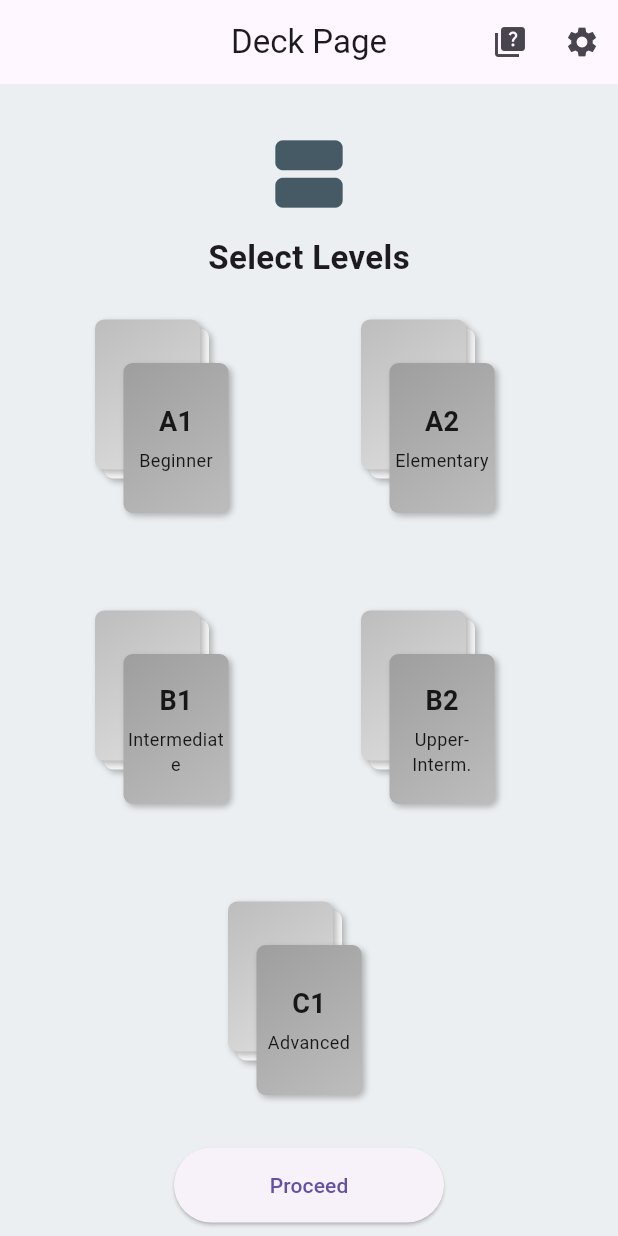
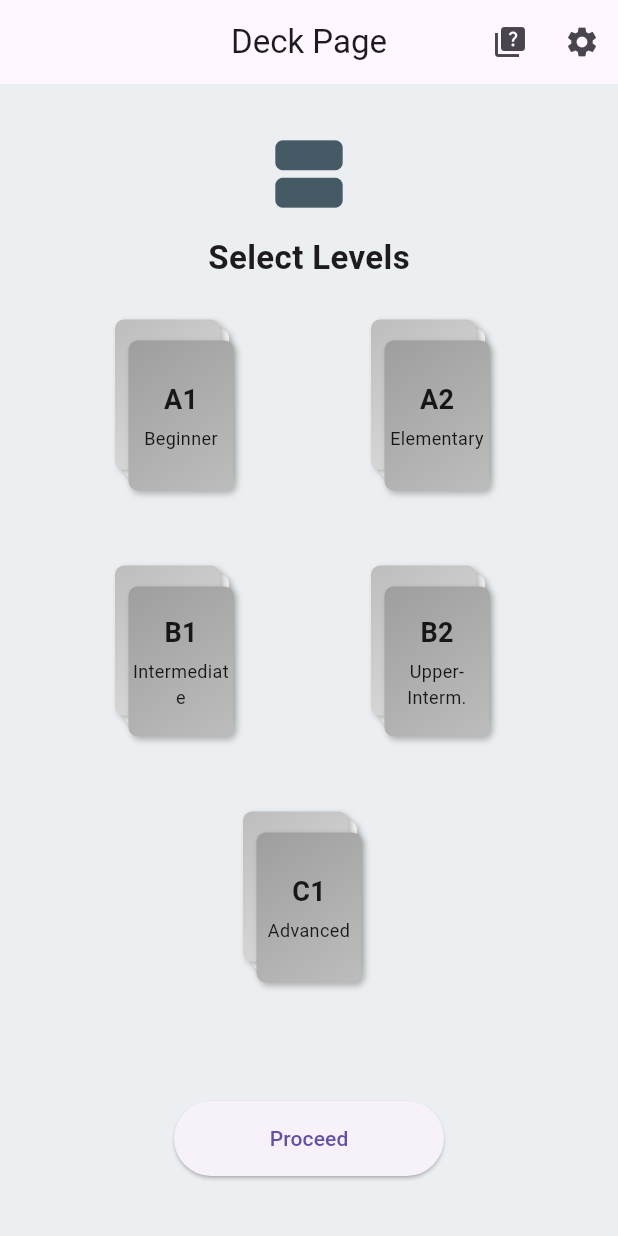
Before and after one commit to Segelll/PolyDeck, a Flutter app: the DecksPage screen opened directly, on a phone screen of 412 x 824 dp. Run offline on Flutter 3.47's test engine with Material 3 defaults, Android fonts, the phone set to English and light mode, and no system bars; our stand-ins replace firebase_auth, firebase_core, google_sign_in, shared_preferences, sqflite; accounts and stored records are empty.

Commit message:
Layout fixes

```diff
--- a/lib/decks_page.dart
+++ b/lib/decks_page.dart
@@ -190,8 +190,8 @@ class _DecksPageState extends State<DecksPage> {
     return GestureDetector(
       onTap: () => _toggleLevel(code),
       child: SizedBox(
-        width: 120,
-        height: 170,
+        width: 100,
+        height: 140,
         child: Stack(
           alignment: Alignment.center,
           children: [
```
Also changed, not shown: lib/exam_result_page.dart (+23 -4 lines).
